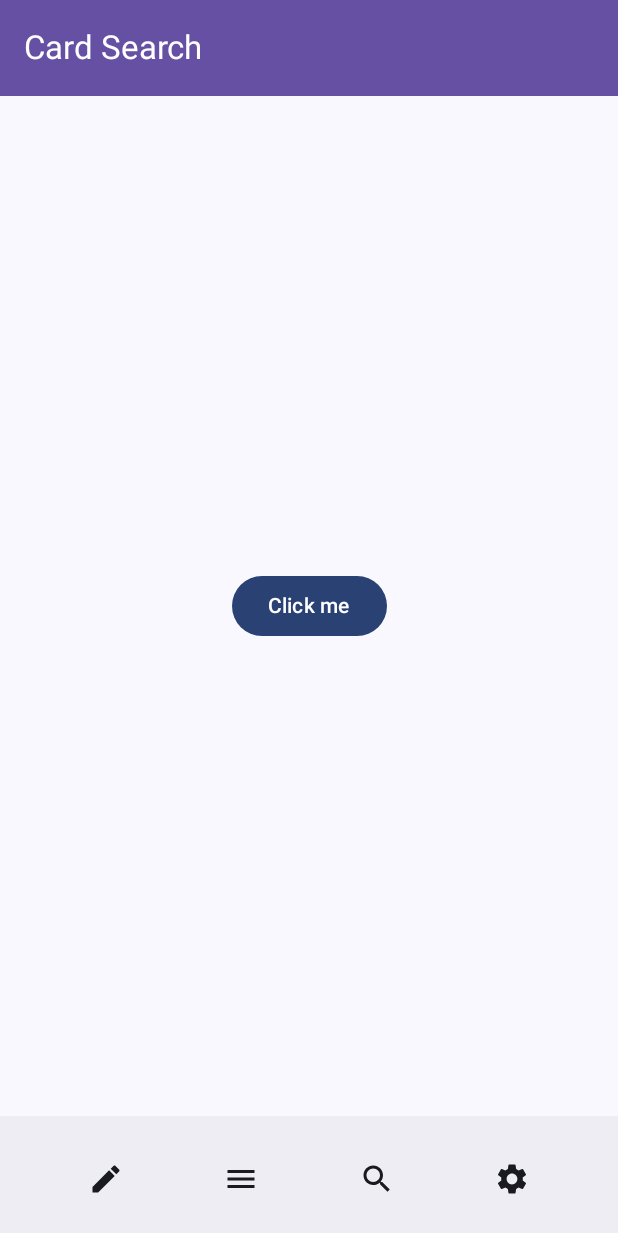
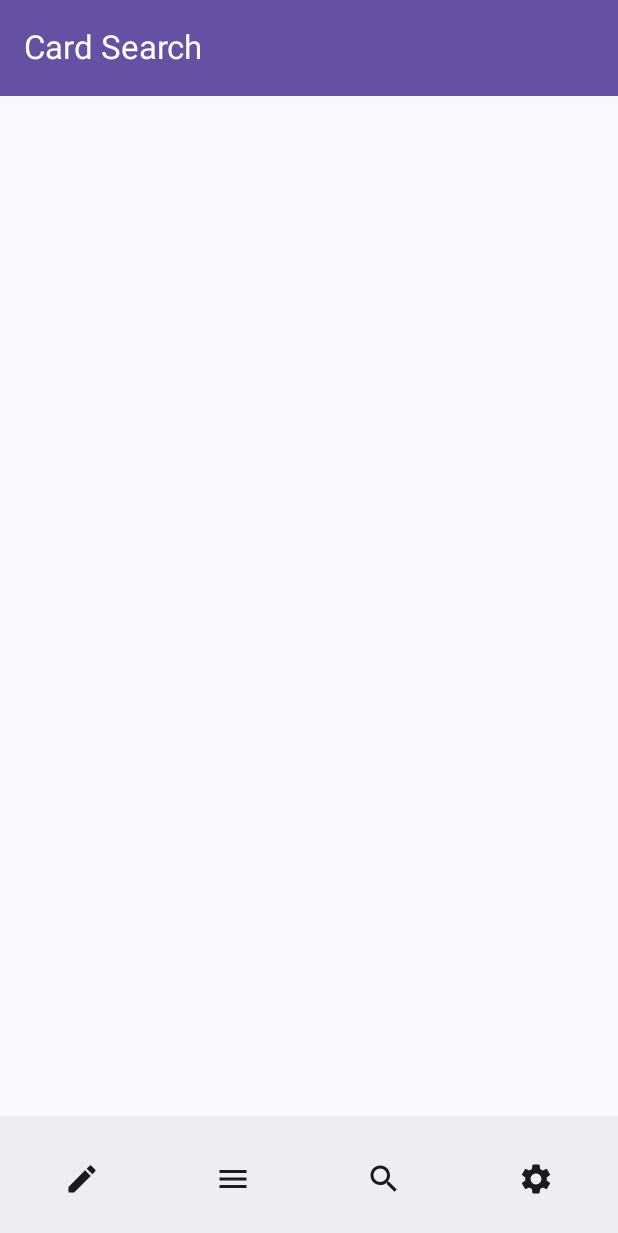
Before and after one commit to mf-jpeg/MyBinder, an Android app built with Jetpack Compose: the screen it shows after launch (ContainerActivity), on a phone screen of 412 x 824 dp. Shown: the top 1233 px of the screen. Run offline under Robolectric (Android 15) with nearby library versions, the phone set to English and light mode, and no system bars.

Commit message:
Improved app UX

```diff
--- a/app/src/main/java/pt/mf/mybinder/presentation/container/ContainerActivity.kt
+++ b/app/src/main/java/pt/mf/mybinder/presentation/container/ContainerActivity.kt
@@ -4,11 +4,14 @@ import android.os.Bundle
 import androidx.activity.ComponentActivity
 import androidx.activity.compose.setContent
 import androidx.activity.enableEdgeToEdge
+import androidx.compose.foundation.clickable
 import androidx.compose.foundation.layout.Arrangement
+import androidx.compose.foundation.layout.Box
 import androidx.compose.foundation.layout.PaddingValues
 import androidx.compose.foundation.layout.Row
 import androidx.compose.foundation.layout.fillMaxSize
 import androidx.compose.foundation.layout.fillMaxWidth
+import androidx.compose.foundation.layout.wrapContentSize
 import androidx.compose.material.icons.Icons
 import androidx.compose.material.icons.filled.Edit
 import androidx.compose.material.icons.filled.Menu
@@ -17,13 +20,13 @@ import androidx.compose.material.icons.filled.Settings
 import androidx.compose.material3.BottomAppBar
 import androidx.compose.material3.ExperimentalMaterial3Api
 import androidx.compose.material3.Icon
-import androidx.compose.material3.IconButton
 import androidx.compose.material3.Scaffold
 import androidx.compose.material3.Text
 import androidx.compose.material3.TopAppBar
 import androidx.compose.material3.TopAppBarDefaults
 import androidx.compose.runtime.Composable
 import androidx.compose.runtime.getValue
+import androidx.compose.ui.Alignment
 import androidx.compose.ui.Modifier
 import androidx.compose.ui.graphics.Color
 import androidx.compose.ui.graphics.vector.ImageVector
@@ -106,19 +109,19 @@ fun BottomBar(navController: NavController, viewModel: ContainerViewModel) {
             modifier = Modifier.fillMaxWidth(),
             horizontalArrangement = Arrangement.SpaceEvenly
         ) {
-            BottomNavItem(Icons.Default.Edit) {
+            BottomNavItem(Icons.Default.Edit, modifier = Modifier.weight(1f)) {
                 viewModel.handleDeckOption(navController)
             }
 
-            BottomNavItem(Icons.Default.Menu) {
+            BottomNavItem(Icons.Default.Menu, modifier = Modifier.weight(1f)) {
                 viewModel.handleBinderOption(navController)
             }
 
-            BottomNavItem(Icons.Default.Search) {
+            BottomNavItem(Icons.Default.Search, modifier = Modifier.weight(1f)) {
                 viewModel.handleSearchOption(navController)
             }
 
-            BottomNavItem(Icons.Default.Settings) {
+            BottomNavItem(Icons.Default.Settings, modifier = Modifier.weight(1f)) {
                 viewModel.handleSettingsOption(navController)
             }
         }
@@ -126,6 +129,14 @@ fun BottomBar(navController: NavController, viewModel: ContainerViewModel) {
 }
 
 @Composable
-fun BottomNavItem(image: ImageVector, action: () -> Unit) {
-    IconButton(onClick = action) { Icon(imageVector = image, contentDescription = null) }
+fun BottomNavItem(image: ImageVector, modifier: Modifier, action: () -> Unit) {
+    Box(
+        contentAlignment = Alignment.Center,
+        modifier = modifier
+            .wrapContentSize()
+            .fillMaxSize()
+            .clickable { action.invoke() }
+    ) {
+        Icon(imageVector = image, contentDescription = null)
+    }
 }
--- a/app/src/main/java/pt/mf/mybinder/presentation/search/CardSearchScreen.kt
+++ b/app/src/main/java/pt/mf/mybinder/presentation/search/CardSearchScreen.kt
@@ -1,19 +1,21 @@
 package pt.mf.mybinder.presentation.search
 
-import androidx.compose.foundation.layout.Column
+import androidx.compose.foundation.background
+import androidx.compose.foundation.gestures.detectTapGestures
+import androidx.compose.foundation.layout.Box
 import androidx.compose.foundation.layout.PaddingValues
 import androidx.compose.foundation.layout.fillMaxSize
 import androidx.compose.foundation.layout.padding
 import androidx.compose.foundation.layout.wrapContentSize
-import androidx.compose.material3.Button
 import androidx.compose.material3.CircularProgressIndicator
-import androidx.compose.material3.Text
 import androidx.compose.runtime.Composable
 import androidx.compose.runtime.collectAsState
 import androidx.compose.runtime.getValue
 import androidx.compose.ui.Alignment
 import androidx.compose.ui.Modifier
+import androidx.compose.ui.input.pointer.pointerInput
 import androidx.lifecycle.viewmodel.compose.viewModel
+import pt.mf.mybinder.presentation.theme.LoadingBackground
 
 /**
  * Created by Martim Ferreira on 07/02/2025
@@ -27,22 +29,31 @@ fun CardSearchScreen(padding: PaddingValues) {
     val viewModel: CardSearchViewModel = viewModel()
     val viewState by viewModel.viewState.collectAsState()
 
-    Column {
-        if (viewState.isLoading)
-            CircularProgressIndicator(
-                modifier = Modifier
-                    .fillMaxSize()
-                    .wrapContentSize(align = Alignment.Center)
-            )
+    Box(
+        modifier = Modifier
+            .fillMaxSize()
+            .padding(padding)
+    ) {
+        // TODO: Components go here.
+        LoadingOverlay(viewState.isLoading)
+    }
+}
 
-        Button(
-            onClick = { viewModel.searchCard("charizard") },
+@Composable
+fun LoadingOverlay(isLoading: Boolean) {
+    if (!isLoading)
+        return
+
+    Box(
+        modifier = Modifier
+            .fillMaxSize()
+            .background(LoadingBackground)
+            .pointerInput(Unit) { detectTapGestures { } }
+    ) {
+        CircularProgressIndicator(
             modifier = Modifier
-                .padding(padding)
                 .fillMaxSize()
                 .wrapContentSize(align = Alignment.Center)
-        ) {
-            Text(text = "Click me")
-        }
+        )
     }
 }
--- a/app/src/main/java/pt/mf/mybinder/presentation/search/CardSearchViewModel.kt
+++ b/app/src/main/java/pt/mf/mybinder/presentation/search/CardSearchViewModel.kt
@@ -9,6 +9,7 @@ import kotlinx.coroutines.launch
 import pt.mf.mybinder.data.repository.CardRepositoryImpl
 import pt.mf.mybinder.utils.Logger
 import pt.mf.mybinder.utils.Result
+import pt.mf.mybinder.utils.Utils
 
 /**
  * Created by Martim Ferreira on 07/02/2025
@@ -34,11 +35,13 @@ class CardSearchViewModel : ViewModel() {
             when (val result = cardRepository.searchCard(name)) {
                 is Result.Success -> {
                     Logger.debug(TAG, "Request success!")
+                    Utils.tactileFeedback()
                     modifyLoadingState(isLoading = false)
                 }
 
                 is Result.Error -> {
                     Logger.debug(TAG, "Request error! ${result.exception.message}")
+                    Utils.tactileFeedback()
                     modifyLoadingState(isLoading = false)
                 }
             }
--- a/app/src/main/java/pt/mf/mybinder/presentation/theme/Color.kt
+++ b/app/src/main/java/pt/mf/mybinder/presentation/theme/Color.kt
@@ -5,10 +5,7 @@ import androidx.compose.ui.graphics.Color
 /**
  * Created by Martim Ferreira on 07/02/2025
  */
-val Purple80 = Color(0xFFD0BCFF)
-val PurpleGrey80 = Color(0xFFCCC2DC)
-val Pink80 = Color(0xFFEFB8C8)
-
 val Purple40 = Color(0xFF6650a4)
 val PurpleGrey40 = Color(0xFF625b71)
 val Pink40 = Color(0xFF7D5260)
+val LoadingBackground = Color(0x4D000000)
--- a/app/src/main/java/pt/mf/mybinder/presentation/theme/Theme.kt
+++ b/app/src/main/java/pt/mf/mybinder/presentation/theme/Theme.kt
@@ -39,9 +39,9 @@ object Theme {
 }
 
 private val DarkColorScheme = darkColorScheme(
-    primary = Purple80,
-    secondary = PurpleGrey80,
-    tertiary = Pink80
+    primary = Purple40,
+    secondary = PurpleGrey40,
+    tertiary = Pink40
 )
 
 private val LightColorScheme = lightColorScheme(
--- a/app/src/main/java/pt/mf/mybinder/utils/Utils.kt
+++ b/app/src/main/java/pt/mf/mybinder/utils/Utils.kt
@@ -22,7 +22,6 @@ object Utils {
     }
 
     fun tactileFeedback() {
-        Logger.debug(TAG, "Attempting to perform tactile feedback.")
         val vibrator = MyBinder.ctx.getSystemService(Context.VIBRATOR_SERVICE) as Vibrator
 
         if (!vibrator.hasVibrator()) {
```
